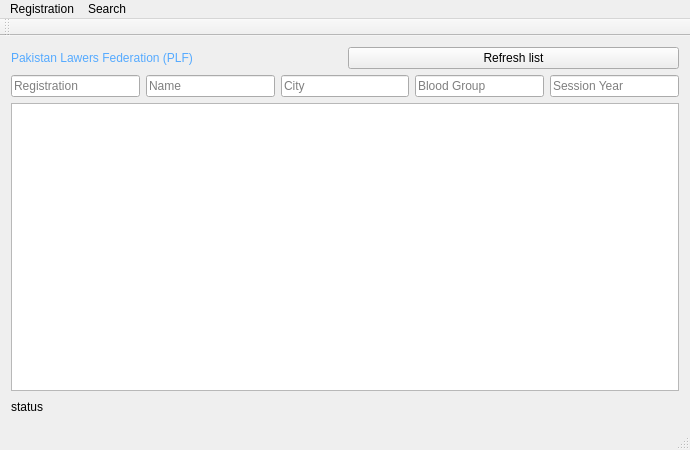
Above: mainwindow.ui from ZeroCoolHacker/PLFDirectory before the change. Below: the same form after it.
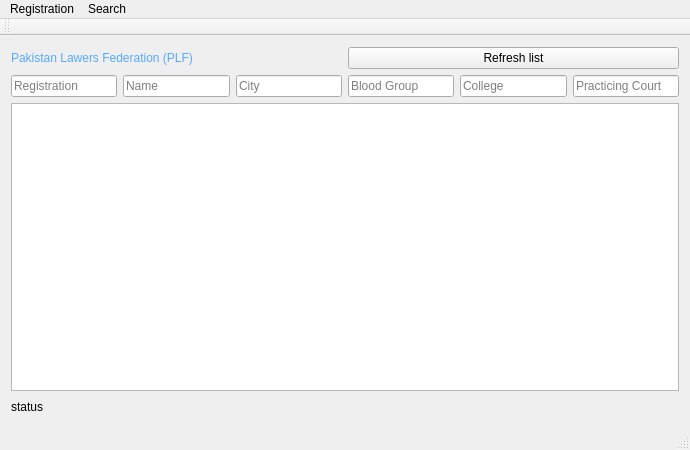
That is the form after the change.

Commit message: Added search options Modified some things i dont remember

Patch:
```diff
--- a/mainwindow.ui
+++ b/mainwindow.ui
@@ -68,12 +68,16 @@
        </widget>
       </item>
       <item>
-       <widget class="QLineEdit" name="sessionyearsearch_lineedit">
-        <property name="text">
-         <string/>
+       <widget class="QLineEdit" name="collegesearch_lineedit">
+        <property name="placeholderText">
+         <string>College</string>
         </property>
+       </widget>
+      </item>
+      <item>
+       <widget class="QLineEdit" name="practicing_court_lineedit">
         <property name="placeholderText">
-         <string>Session Year</string>
+         <string>Practicing Court</string>
         </property>
        </widget>
       </item>
```
The commit also changes 2 other files.
